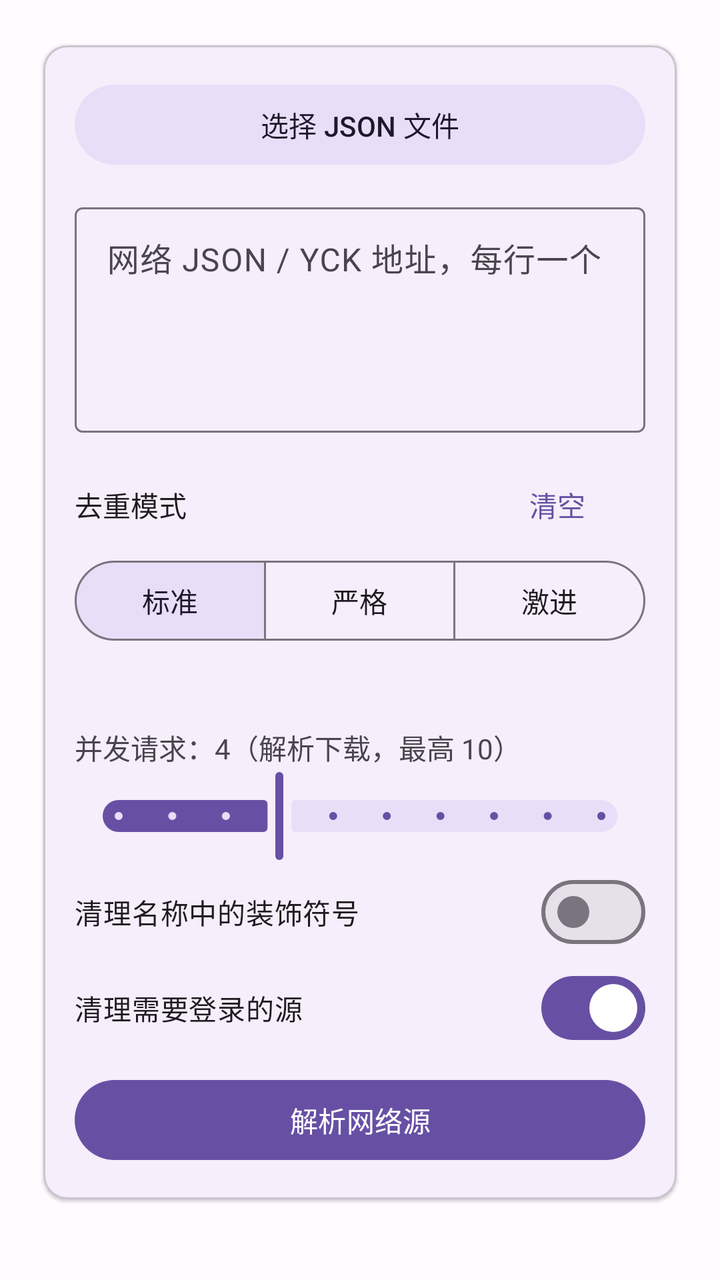
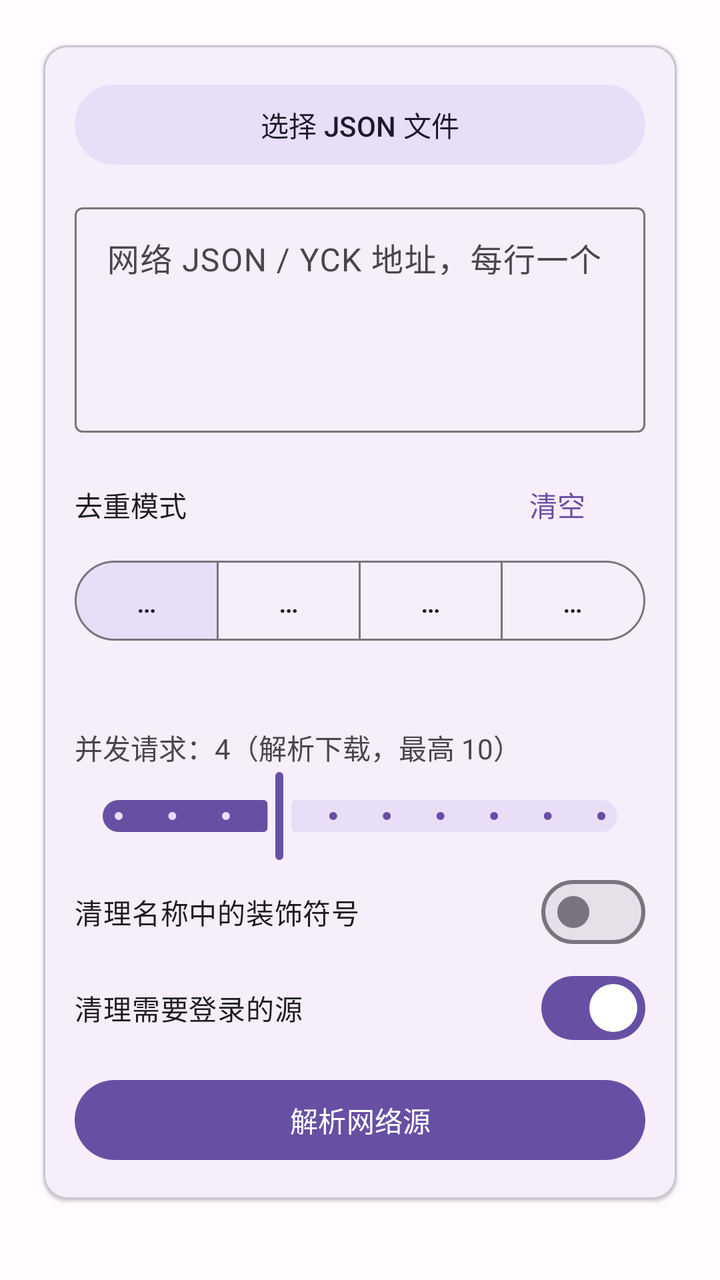

Two renders of the same Android screen: before a commit and after it. Below are the layout's source before the change and the commit's diff.
<!-- AndroidManifest.xml: application theme Theme.YueduDedupe -->
<!-- res/layout/page_dedupe.xml -->
<?xml version="1.0" encoding="utf-8"?>
<androidx.core.widget.NestedScrollView xmlns:android="http://schemas.android.com/apk/res/android"
    xmlns:app="http://schemas.android.com/apk/res-auto"
    android:layout_width="match_parent"
    android:layout_height="match_parent"
    android:fillViewport="true">

    <LinearLayout
        android:layout_width="match_parent"
        android:layout_height="wrap_content"
        android:orientation="vertical"
        android:padding="16dp">

        <com.google.android.material.card.MaterialCardView
            android:layout_width="match_parent"
            android:layout_height="wrap_content"
            app:cardElevation="1dp"
            app:cardUseCompatPadding="true">

            <LinearLayout
                android:layout_width="match_parent"
                android:layout_height="wrap_content"
                android:orientation="vertical"
                android:padding="16dp">

                <com.google.android.material.button.MaterialButton
                    android:id="@+id/btnChooseJson"
                    style="@style/Widget.Material3.Button.TonalButton"
                    android:layout_width="match_parent"
                    android:layout_height="wrap_content"
                    android:text="@string/choose_json" />

                <TextView
                    android:id="@+id/tvLocalStatus"
                    android:layout_width="match_parent"
                    android:layout_height="wrap_content"
                    android:layout_marginTop="8dp"
                    android:textColor="@color/md_theme_success"
                    android:visibility="gone" />

                <com.google.android.material.textfield.TextInputLayout
                    android:layout_width="match_parent"
                    android:layout_height="wrap_content"
                    android:layout_marginTop="12dp"
                    android:hint="网络 JSON / YCK 地址，每行一个">

                    <com.google.android.material.textfield.TextInputEditText
                        android:id="@+id/etUrls"
                        android:layout_width="match_parent"
                        android:layout_height="wrap_content"
                        android:gravity="top"
                        android:minLines="4"
                        android:inputType="textMultiLine" />
                </com.google.android.material.textfield.TextInputLayout>

                <LinearLayout
                    android:layout_width="match_parent"
                    android:layout_height="wrap_content"
                    android:layout_marginTop="12dp"
                    android:gravity="center_vertical"
                    android:orientation="horizontal">

                    <TextView
                        android:layout_width="0dp"
                        android:layout_height="wrap_content"
                        android:layout_weight="1"
                        android:text="去重模式"
                        android:textColor="@color/md_theme_on_surface" />

                    <com.google.android.material.button.MaterialButton
                        android:id="@+id/btnClear"
                        style="@style/Widget.Material3.Button.TextButton"
                        android:layout_width="wrap_content"
                        android:layout_height="wrap_content"
                        android:text="@string/clear_all" />
                </LinearLayout>

                <com.google.android.material.button.MaterialButtonToggleGroup
                    android:id="@+id/modeGroup"
                    android:layout_width="match_parent"
                    android:layout_height="wrap_content"
                    app:checkedButton="@+id/modeStandard"
                    app:selectionRequired="true"
                    app:singleSelection="true">

                    <com.google.android.material.button.MaterialButton
                        android:id="@+id/modeStandard"
                        style="@style/Widget.Material3.Button.OutlinedButton"
                        android:layout_width="0dp"
                        android:layout_height="wrap_content"
                        android:layout_weight="1"
                        android:text="标准" />

                    <com.google.android.material.button.MaterialButton
                        android:id="@+id/modeStrict"
                        style="@style/Widget.Material3.Button.OutlinedButton"
                        android:layout_width="0dp"
                        android:layout_height="wrap_content"
                        android:layout_weight="1"
                        android:text="严格" />

                    <com.google.android.material.button.MaterialButton
                        android:id="@+id/modeAggressive"
                        style="@style/Widget.Material3.Button.OutlinedButton"
                        android:layout_width="0dp"
                        android:layout_height="wrap_content"
                        android:layout_weight="1"
                        android:text="激进" />
                </com.google.android.material.button.MaterialButtonToggleGroup>

                <TextView
                    android:id="@+id/tvModeDesc"
                    android:layout_width="match_parent"
                    android:layout_height="wrap_content"
                    android:layout_marginTop="8dp"
                    android:textColor="@color/md_theme_outline" />

                <TextView
                    android:id="@+id/tvFetchConcurrencyLabel"
                    android:layout_width="match_parent"
                    android:layout_height="wrap_content"
                    android:layout_marginTop="12dp"
                    android:text="并发请求：4（解析下载，最高 10）" />

                <com.google.android.material.slider.Slider
                    android:id="@+id/sliderConcurrency"
                    android:layout_width="match_parent"
                    android:layout_height="wrap_content"
                    android:valueFrom="1"
                    android:valueTo="10"
                    android:stepSize="1"
                    android:value="4" />

                <com.google.android.material.materialswitch.MaterialSwitch
                    android:id="@+id/switchCleanNames"
                    android:layout_width="match_parent"
                    android:layout_height="wrap_content"
                    android:text="清理名称中的装饰符号" />

                <com.google.android.material.materialswitch.MaterialSwitch
                    android:id="@+id/switchCleanLogin"
                    android:layout_width="match_parent"
                    android:layout_height="wrap_content"
                    android:checked="true"
                    android:text="@string/clean_login" />

                <com.google.android.material.button.MaterialButton
                    android:id="@+id/btnParse"
                    android:layout_width="match_parent"
                    android:layout_height="wrap_content"
                    android:layout_marginTop="8dp"
                    android:text="@string/parse_network" />
            </LinearLayout>
        </com.google.android.material.card.MaterialCardView>

        <com.google.android.material.card.MaterialCardView
            android:id="@+id/cardRunning"
            android:layout_width="match_parent"
            android:layout_height="wrap_content"
            android:visibility="gone"
            app:cardUseCompatPadding="true">

            <LinearLayout
                android:layout_width="match_parent"
                android:layout_height="wrap_content"
                android:orientation="vertical"
                android:padding="16dp">

                <TextView
                    android:id="@+id/tvElapsed"
                    android:layout_width="match_parent"
                    android:layout_height="wrap_content"
                    android:fontFamily="sans-serif-medium"
                    android:text="检验耗时 0 秒"
                    android:textColor="@color/md_theme_on_surface"
                    android:textSize="16sp"
                    android:visibility="gone" />

                <TextView
                    android:id="@+id/tvProgress"
                    android:layout_width="match_parent"
                    android:layout_height="wrap_content"
                    android:layout_marginTop="8dp"
                    android:ellipsize="end"
                    android:maxLines="1"
                    android:singleLine="true"
                    android:text="等待开始" />

                <com.google.android.material.progressindicator.LinearProgressIndicator
                    android:id="@+id/progressBar"
                    android:layout_width="match_parent"
                    android:layout_height="6dp"
                    android:layout_marginTop="8dp"
                    android:indeterminate="false"
                    app:trackThickness="6dp" />

                <TextView
                    android:id="@+id/tvStatus"
                    android:layout_width="match_parent"
                    android:layout_height="wrap_content"
                    android:layout_marginTop="8dp"
                    android:ellipsize="end"
                    android:maxLines="2"
                    android:minLines="2"
                    android:textColor="@color/md_theme_outline" />

                <com.google.android.material.button.MaterialButton
                    android:id="@+id/btnStop"
                    style="@style/Widget.Material3.Button.OutlinedButton"
                    android:layout_width="match_parent"
                    android:layout_height="wrap_content"
                    android:layout_marginTop="8dp"
                    android:text="停止" />
            </LinearLayout>
        </com.google.android.material.card.MaterialCardView>

        <com.google.android.material.card.MaterialCardView
            android:id="@+id/cardResult"
            android:layout_width="match_parent"
            android:layout_height="wrap_content"
            android:visibility="gone"
            app:cardUseCompatPadding="true">

            <LinearLayout
                android:layout_width="match_parent"
                android:layout_height="wrap_content"
                android:orientation="vertical"
                android:padding="16dp">

                <TextView
                    android:id="@+id/tvStats"
                    android:layout_width="match_parent"
                    android:layout_height="wrap_content"
                    android:fontFamily="sans-serif-medium"
                    android:textColor="@color/ledger_ink"
                    android:textSize="16sp" />

                <LinearLayout
                    android:id="@+id/rowDedupeTiles"
                    android:layout_width="match_parent"
                    android:layout_height="wrap_content"
                    android:layout_marginTop="10dp"
                    android:orientation="horizontal">

                    <include
                        android:id="@+id/tileOriginal"
                        layout="@layout/item_stat_tile"
                        android:layout_width="0dp"
                        android:layout_height="wrap_content"
                        android:layout_margin="4dp"
                        android:layout_weight="1" />

                    <include
                        android:id="@+id/tileDup"
                        layout="@layout/item_stat_tile"
                        android:layout_width="0dp"
                        android:layout_height="wrap_content"
                        android:layout_margin="4dp"
                        android:layout_weight="1" />

                    <include
                        android:id="@+id/tileKept"
                        layout="@layout/item_stat_tile"
                        android:layout_width="0dp"
                        android:layout_height="wrap_content"
                        android:layout_margin="4dp"
                        android:layout_weight="1" />

                    <include
                        android:id="@+id/tileBad"
                        layout="@layout/item_stat_tile"
                        android:layout_width="0dp"
                        android:layout_height="wrap_content"
                        android:layout_margin="4dp"
                        android:layout_weight="1" />
                </LinearLayout>

                <TextView
                    android:id="@+id/tvCheckElapsed"
                    android:layout_width="match_parent"
                    android:layout_height="wrap_content"
                    android:layout_marginTop="12dp"
                    android:fontFamily="sans-serif-medium"
                    android:textColor="@color/md_theme_on_surface"
                    android:textSize="16sp"
                    android:visibility="gone" />

                <TextView
                    android:id="@+id/tvCheckStats"
                    android:layout_width="match_parent"
                    android:layout_height="wrap_content"
                    android:layout_marginTop="8dp"
                    android:fontFamily="sans-serif-medium"
                    android:text="@string/check_result_title"
                    android:textColor="@color/ledger_ink"
                    android:textSize="13sp"
                    android:visibility="gone" />

                <LinearLayout
                    android:id="@+id/rowCheckTiles"
                    android:layout_width="match_parent"
                    android:layout_height="wrap_content"
                    android:layout_marginTop="4dp"
                    android:orientation="horizontal"
                    android:visibility="gone">

                    <include
                        android:id="@+id/tileOk"
                        layout="@layout/item_stat_tile"
                        android:layout_width="0dp"
                        android:layout_height="wrap_content"
                        android:layout_margin="4dp"
                        android:layout_weight="1" />

                    <include
                        android:id="@+id/tileFail"
                        layout="@layout/item_stat_tile"
                        android:layout_width="0dp"
                        android:layout_height="wrap_content"
                        android:layout_margin="4dp"
                        android:layout_weight="1" />

                    <include
                        android:id="@+id/tileTimeout"
                        layout="@layout/item_stat_tile"
                        android:layout_width="0dp"
                        android:layout_height="wrap_content"
                        android:layout_margin="4dp"
                        android:layout_weight="1" />
                </LinearLayout>

                <LinearLayout
                    android:id="@+id/boxKindExport"
                    android:layout_width="match_parent"
                    android:layout_height="wrap_content"
                    android:layout_marginTop="8dp"
                    android:orientation="vertical"
                    android:visibility="gone">

                    <TextView
                        android:layout_width="match_parent"
                        android:layout_height="wrap_content"
                        android:layout_marginTop="8dp"
                        android:fontFamily="sans-serif-medium"
                        android:text="@string/export_kinds"
                        android:textColor="@color/ledger_ink"
                        android:textSize="13sp" />

                    <include
                        android:id="@+id/rowKindNovel"
                        layout="@layout/item_kind_export" />

                    <include
                        android:id="@+id/rowKindComic"
                        layout="@layout/item_kind_export" />

                    <include
                        android:id="@+id/rowKindVideo"
                        layout="@layout/item_kind_export" />

                    <include
                        android:id="@+id/rowKindAudio"
                        layout="@layout/item_kind_export" />

                    <include
                        android:id="@+id/rowKindFile"
                        layout="@layout/item_kind_export" />

                    <TextView
                        android:id="@+id/tvExportPreview"
                        android:layout_width="match_parent"
                        android:layout_height="wrap_content"
                        android:layout_marginTop="10dp"
                        android:textColor="@color/ledger_muted"
                        android:textSize="13sp" />

                    <TextView
                        android:id="@+id/tvFilterHints"
                        android:layout_width="match_parent"
                        android:layout_height="wrap_content"
                        android:layout_marginTop="4dp"
                        android:textColor="@color/ledger_muted"
                        android:textSize="13sp"
                        android:visibility="gone" />
                </LinearLayout>

                <com.google.android.material.button.MaterialButton
                    android:id="@+id/btnCheck"
                    style="@style/Widget.Material3.Button.TonalButton"
                    android:layout_width="match_parent"
                    android:layout_height="wrap_content"
                    android:layout_marginTop="12dp"
                    android:text="@string/check_source" />

                <com.google.android.material.materialswitch.MaterialSwitch
                    android:id="@+id/switchOnlyUsable"
                    android:layout_width="match_parent"
                    android:layout_height="wrap_content"
                    android:layout_marginTop="8dp"
                    android:text="@string/only_usable"
                    android:visibility="gone" />

                <com.google.android.material.button.MaterialButton
                    android:id="@+id/btnImport"
                    android:layout_width="match_parent"
                    android:layout_height="wrap_content"
                    android:layout_marginTop="8dp"
                    android:text="@string/import_reader" />

                <com.google.android.material.button.MaterialButton
                    android:id="@+id/btnSave"
                    style="@style/Widget.Material3.Button.OutlinedButton"
                    android:layout_width="match_parent"
                    android:layout_height="wrap_content"
                    android:layout_marginTop="8dp"
                    android:text="@string/save_json" />
            </LinearLayout>
        </com.google.android.material.card.MaterialCardView>
    </LinearLayout>
</androidx.core.widget.NestedScrollView>
<!-- res/layout/item_stat_tile.xml (included above) -->
<?xml version="1.0" encoding="utf-8"?>
<com.google.android.material.card.MaterialCardView xmlns:android="http://schemas.android.com/apk/res/android"
    xmlns:app="http://schemas.android.com/apk/res-auto"
    android:layout_width="0dp"
    android:layout_height="wrap_content"
    android:layout_margin="4dp"
    android:layout_weight="1"
    app:cardBackgroundColor="@color/ledger_paper"
    app:cardCornerRadius="12dp"
    app:cardElevation="0dp"
    app:strokeColor="@color/ledger_rule"
    app:strokeWidth="1dp">

    <LinearLayout
        android:layout_width="match_parent"
        android:layout_height="wrap_content"
        android:gravity="center"
        android:orientation="vertical"
        android:paddingTop="10dp"
        android:paddingBottom="10dp">

        <TextView
            android:id="@+id/tvStatValue"
            android:layout_width="wrap_content"
            android:layout_height="wrap_content"
            android:fontFamily="sans-serif-medium"
            android:text="0"
            android:textColor="@color/ledger_ink"
            android:textSize="20sp" />

        <TextView
            android:id="@+id/tvStatLabel"
            android:layout_width="wrap_content"
            android:layout_height="wrap_content"
            android:layout_marginTop="2dp"
            android:textColor="@color/ledger_muted"
            android:textSize="11sp" />
    </LinearLayout>
</com.google.android.material.card.MaterialCardView>
<!-- res/layout/item_kind_export.xml (included above) -->
<?xml version="1.0" encoding="utf-8"?>
<com.google.android.material.card.MaterialCardView xmlns:android="http://schemas.android.com/apk/res/android"
    xmlns:app="http://schemas.android.com/apk/res-auto"
    android:layout_width="match_parent"
    android:layout_height="wrap_content"
    android:layout_marginTop="8dp"
    app:cardBackgroundColor="@color/ledger_paper"
    app:cardCornerRadius="14dp"
    app:cardElevation="0dp"
    app:strokeColor="@color/ledger_rule"
    app:strokeWidth="1dp">

    <LinearLayout
        android:layout_width="match_parent"
        android:layout_height="wrap_content"
        android:gravity="center_vertical"
        android:orientation="horizontal"
        android:paddingEnd="8dp">

        <View
            android:id="@+id/kindRail"
            android:layout_width="5dp"
            android:layout_height="match_parent"
            android:minHeight="64dp"
            android:background="@color/md_theme_primary" />

        <LinearLayout
            android:layout_width="0dp"
            android:layout_height="wrap_content"
            android:layout_weight="1"
            android:orientation="vertical"
            android:paddingStart="12dp"
            android:paddingTop="10dp"
            android:paddingEnd="8dp"
            android:paddingBottom="10dp">

            <TextView
                android:id="@+id/tvKindTitle"
                android:layout_width="match_parent"
                android:layout_height="wrap_content"
                android:fontFamily="sans-serif-medium"
                android:textColor="@color/ledger_ink"
                android:textSize="15sp" />

            <TextView
                android:id="@+id/tvKindDetail"
                android:layout_width="match_parent"
                android:layout_height="wrap_content"
                android:layout_marginTop="2dp"
                android:textColor="@color/ledger_muted"
                android:textSize="12sp" />

            <com.google.android.material.progressindicator.LinearProgressIndicator
                android:id="@+id/barKind"
                android:layout_width="match_parent"
                android:layout_height="wrap_content"
                android:layout_marginTop="8dp"
                android:max="100"
                android:progress="0"
                app:indicatorColor="@color/md_theme_primary"
                app:trackColor="@color/md_theme_surface_variant"
                app:trackThickness="5dp"
                app:trackCornerRadius="3dp" />
        </LinearLayout>

        <com.google.android.material.materialswitch.MaterialSwitch
            android:id="@+id/switchKind"
            android:layout_width="wrap_content"
            android:layout_height="wrap_content"
            android:checked="true"
            android:minWidth="48dp"
            android:minHeight="48dp" />
    </LinearLayout>
</com.google.android.material.card.MaterialCardView>
<!-- resources referenced by this layout -->
<resources>
  <color name="ledger_ink">#1C1B1F</color>
  <color name="ledger_muted">#79747E</color>
  <color name="ledger_paper">#EADDFF</color>
  <color name="ledger_rule">#E7E0EC</color>
  <color name="md_theme_on_surface">#1C1B1F</color>
  <color name="md_theme_outline">#79747E</color>
  <color name="md_theme_primary">#6750A4</color>
  <color name="md_theme_success">#2E7D32</color>
  <color name="md_theme_surface_variant">#E7E0EC</color>
  <string name="check_result_title">校验结果</string>
  <string name="check_source">校验源是否可用</string>
  <string name="choose_json">选择 JSON 文件</string>
  <string name="clean_login">清理需要登录的源</string>
  <string name="clear_all">清空</string>
  <string name="export_kinds">导入 / 保存范围</string>
  <string name="import_reader">导入到阅读</string>
  <string name="only_usable">仅导出可用源</string>
  <string name="parse_network">解析网络源</string>
  <string name="save_json">保存 JSON</string>
  <style name="Theme.YueduDedupe" parent="Theme.Material3.Light.NoActionBar">
          <item name="colorPrimary">@color/md_theme_primary</item>
          <item name="colorOnPrimary">@color/md_theme_on_primary</item>
          <item name="colorPrimaryContainer">@color/md_theme_primary_container</item>
          <item name="colorSecondary">@color/md_theme_secondary</item>
          <item name="android:statusBarColor">@color/md_theme_surface</item>
          <item name="android:navigationBarColor">@color/md_theme_surface</item>
          <item name="android:windowLightStatusBar">true</item>
          <item name="android:windowBackground">@color/md_theme_background</item>
      </style>
  <color name="md_theme_on_primary">#FFFFFF</color>
  <color name="md_theme_primary_container">#EADDFF</color>
  <color name="md_theme_secondary">#625B71</color>
  <color name="md_theme_surface">#FFFBFE</color>
  <color name="md_theme_background">#FFFBFE</color>
</resources>

<!-- the commit's change to res/layout/page_dedupe.xml (unified diff, before → after) -->
@@ -106,6 +106,14 @@
                         android:layout_height="wrap_content"
                         android:layout_weight="1"
                         android:text="激进" />
+
+                    <com.google.android.material.button.MaterialButton
+                        android:id="@+id/modeName"
+                        style="@style/Widget.Material3.Button.OutlinedButton"
+                        android:layout_width="0dp"
+                        android:layout_height="wrap_content"
+                        android:layout_weight="1"
+                        android:text="名称" />
                 </com.google.android.material.button.MaterialButtonToggleGroup>
 
                 <TextView
<!-- resource entries referenced after the edit -->
@@ -16,7 +16,7 @@
   <string name="clear_all">清空</string>
   <string name="export_kinds">导入 / 保存范围</string>
   <string name="import_reader">导入到阅读</string>
-  <string name="only_usable">仅导出可用源</string>
+  <string name="only_usable">仅导出探测通过源（规则未实测，将排除待复核）</string>
   <string name="parse_network">解析网络源</string>
   <string name="save_json">保存 JSON</string>
   <style name="Theme.YueduDedupe" parent="Theme.Material3.Light.NoActionBar">
